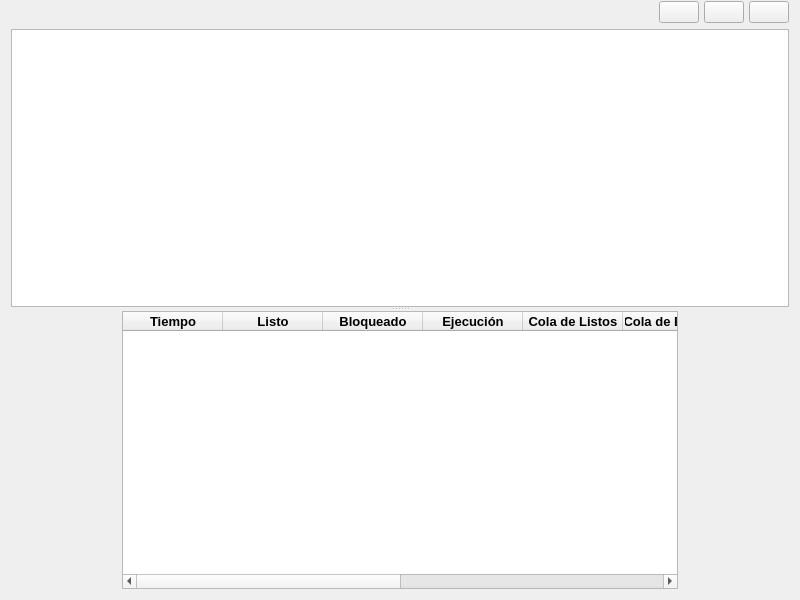
First picture: the form in Form_Resultado.ui, repository ianv97/SO, before the edit.
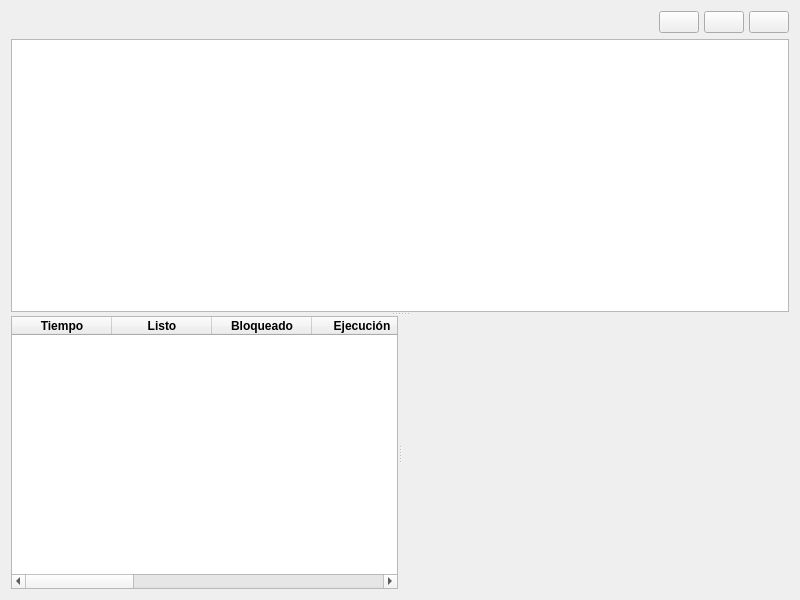
Second picture: the form after the edit. Icons and pictures are not drawn.

What changed in the file:
```diff
--- a/Form_Resultado.ui
+++ b/Form_Resultado.ui
@@ -17,11 +17,73 @@
    <string notr="true"/>
   </property>
   <layout class="QGridLayout" name="gridLayout">
-   <property name="topMargin">
-    <number>1</number>
-   </property>
-   <item row="3" column="0">
-    <widget class="QSplitter" name="splitter">
+   <item row="0" column="0">
+    <layout class="QHBoxLayout" name="horizontalLayout_2">
+     <property name="spacing">
+      <number>5</number>
+     </property>
+     <property name="leftMargin">
+      <number>0</number>
+     </property>
+     <item>
+      <spacer name="horizontalSpacer">
+       <property name="orientation">
+        <enum>Qt::Horizontal</enum>
+       </property>
+       <property name="sizeHint" stdset="0">
+        <size>
+         <width>40</width>
+         <height>20</height>
+        </size>
+       </property>
+      </spacer>
+     </item>
+     <item>
+      <widget class="QPushButton" name="pushButton_Minimizar">
+       <property name="styleSheet">
+        <string notr="true">background-image: url();</string>
+       </property>
+       <property name="text">
+        <string/>
+       </property>
+       <property name="icon">
+        <iconset>
+         <normaloff>Recursos/Minimizar.svg</normaloff>Recursos/Minimizar.svg</iconset>
+       </property>
+      </widget>
+     </item>
+     <item>
+      <widget class="QPushButton" name="pushButton_Ventana">
+       <property name="styleSheet">
+        <string notr="true">background-image: url();</string>
+       </property>
+       <property name="text">
+        <string/>
+       </property>
+       <property name="icon">
+        <iconset>
+         <normaloff>Recursos/Ventana.svg</normaloff>Recursos/Ventana.svg</iconset>
+       </property>
+      </widget>
+     </item>
+     <item>
+      <widget class="QPushButton" name="pushButton_Cerrar">
+       <property name="styleSheet">
+        <string notr="true">background-image: url();</string>
+       </property>
+       <property name="text">
+        <string/>
+       </property>
+       <property name="icon">
+        <iconset>
+         <normaloff>Recursos/Cerrar.svg</normaloff>Recursos/Cerrar.svg</iconset>
+       </property>
+      </widget>
+     </item>
+    </layout>
+   </item>
+   <item row="1" column="0">
+    <widget class="QSplitter" name="splitter_2">
      <property name="orientation">
       <enum>Qt::Vertical</enum>
      </property>
@@ -30,26 +92,14 @@
        <string notr="true">background-image: url();</string>
       </property>
      </widget>
-     <widget class="QWidget" name="layoutWidget">
-      <layout class="QHBoxLayout" name="horizontalLayout" stretch="1,5,1">
-       <property name="spacing">
-        <number>0</number>
-       </property>
-       <item>
-        <spacer name="horizontalSpacer_izq">
+     <widget class="QSplitter" name="splitter">
          <property name="orientation">
           <enum>Qt::Horizontal</enum>
          </property>
-         <property name="sizeHint" stdset="0">
-          <size>
-           <width>40</width>
-           <height>20</height>
-          </size>
-         </property>
-        </spacer>
-       </item>
-       <item>
         <widget class="QTableWidget" name="tableWidget_Procesos">
+       <property name="enabled">
+        <bool>true</bool>
+       </property>
          <property name="maximumSize">
           <size>
            <width>16777215</width>
@@ -71,7 +121,7 @@
           </property>
           <property name="font">
            <font>
-            <pointsize>10</pointsize>
+          <pointsize>9</pointsize>
             <weight>75</weight>
             <bold>true</bold>
            </font>
@@ -83,7 +133,7 @@
           </property>
           <property name="font">
            <font>
-            <pointsize>10</pointsize>
+          <pointsize>9</pointsize>
             <weight>75</weight>
             <bold>true</bold>
            </font>
@@ -95,7 +145,7 @@
           </property>
           <property name="font">
            <font>
-            <pointsize>10</pointsize>
+          <pointsize>9</pointsize>
             <weight>75</weight>
             <bold>true</bold>
            </font>
@@ -107,7 +157,7 @@
           </property>
           <property name="font">
            <font>
-            <pointsize>10</pointsize>
+          <pointsize>9</pointsize>
             <weight>75</weight>
             <bold>true</bold>
            </font>
@@ -119,7 +169,7 @@
           </property>
           <property name="font">
            <font>
-            <pointsize>10</pointsize>
+          <pointsize>9</pointsize>
             <weight>75</weight>
             <bold>true</bold>
            </font>
@@ -131,7 +181,7 @@
           </property>
           <property name="font">
            <font>
-            <pointsize>10</pointsize>
+          <pointsize>9</pointsize>
             <weight>75</weight>
             <bold>true</bold>
            </font>
@@ -143,7 +193,7 @@
           </property>
           <property name="font">
            <font>
-            <pointsize>10</pointsize>
+          <pointsize>9</pointsize>
             <weight>75</weight>
             <bold>true</bold>
            </font>
@@ -155,7 +205,7 @@
           </property>
           <property name="font">
            <font>
-            <pointsize>10</pointsize>
+          <pointsize>9</pointsize>
             <weight>75</weight>
             <bold>true</bold>
            </font>
@@ -167,7 +217,7 @@
           </property>
           <property name="font">
            <font>
-            <pointsize>10</pointsize>
+          <pointsize>9</pointsize>
             <weight>75</weight>
             <bold>true</bold>
            </font>
@@ -179,95 +229,21 @@
           </property>
           <property name="font">
            <font>
-            <pointsize>10</pointsize>
+          <pointsize>9</pointsize>
             <weight>75</weight>
             <bold>true</bold>
            </font>
           </property>
          </column>
         </widget>
-       </item>
-       <item>
-        <spacer name="horizontalSpacer_der">
-         <property name="orientation">
-          <enum>Qt::Horizontal</enum>
-         </property>
-         <property name="sizeHint" stdset="0">
-          <size>
-           <width>20</width>
-           <height>20</height>
-          </size>
-         </property>
-        </spacer>
-       </item>
-      </layout>
-     </widget>
-    </widget>
-   </item>
-   <item row="1" column="0">
-    <layout class="QHBoxLayout" name="horizontalLayout_2">
-     <property name="spacing">
-      <number>5</number>
-     </property>
-     <property name="leftMargin">
-      <number>0</number>
-     </property>
-     <item>
-      <spacer name="horizontalSpacer">
-       <property name="orientation">
-        <enum>Qt::Horizontal</enum>
-       </property>
-       <property name="sizeHint" stdset="0">
-        <size>
-         <width>40</width>
-         <height>20</height>
-        </size>
-       </property>
-      </spacer>
-     </item>
-     <item>
-      <widget class="QPushButton" name="pushButton_Minimizar">
+      <widget class="QGraphicsView" name="graphicsView_2">
        <property name="styleSheet">
-        <string notr="true">background-image: url();</string>
+        <string notr="true">background-image:url();
+background-color: rgb(0, 0, 0, 0);</string>
        </property>
-       <property name="text">
-        <string/>
-       </property>
-       <property name="icon">
-        <iconset>
-         <normaloff>Recursos/Minimizar.svg</normaloff>Recursos/Minimizar.svg</iconset>
-       </property>
       </widget>
-     </item>
-     <item>
-      <widget class="QPushButton" name="pushButton_Ventana">
-       <property name="styleSheet">
-        <string notr="true">background-image: url();</string>
-       </property>
-       <property name="text">
-        <string/>
-       </property>
-       <property name="icon">
-        <iconset>
-         <normaloff>Recursos/Ventana.svg</normaloff>Recursos/Ventana.svg</iconset>
-       </property>
-      </widget>
-     </item>
-     <item>
-      <widget class="QPushButton" name="pushButton_Cerrar">
-       <property name="styleSheet">
-        <string notr="true">background-image: url();</string>
-       </property>
-       <property name="text">
-        <string/>
-       </property>
-       <property name="icon">
-        <iconset>
-         <normaloff>Recursos/Cerrar.svg</normaloff>Recursos/Cerrar.svg</iconset>
-       </property>
-      </widget>
-     </item>
-    </layout>
+     </widget>
+    </widget>
    </item>
   </layout>
  </widget>
```
Left out of the diff: 6 changed lines with no effect on the pictures. Lines whose indentation alone changed are shown as unchanged.
